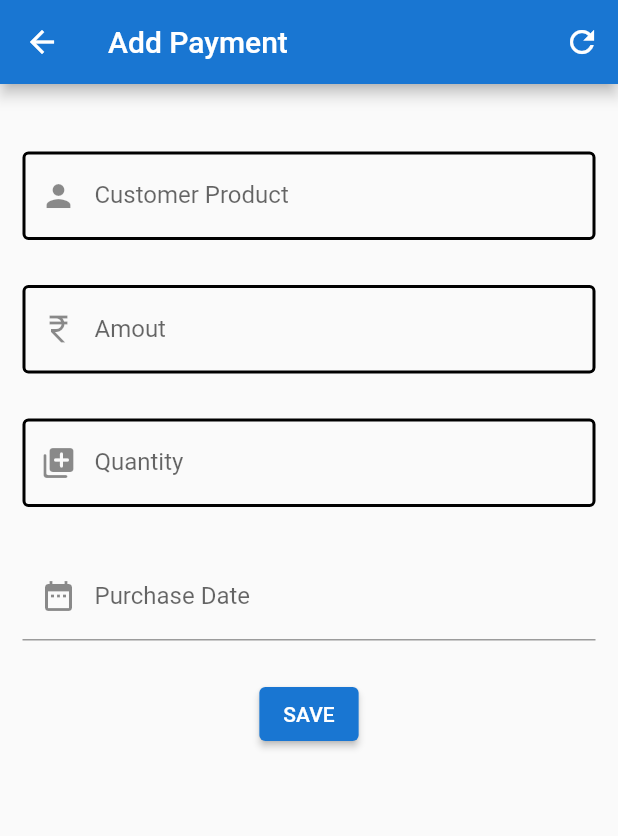
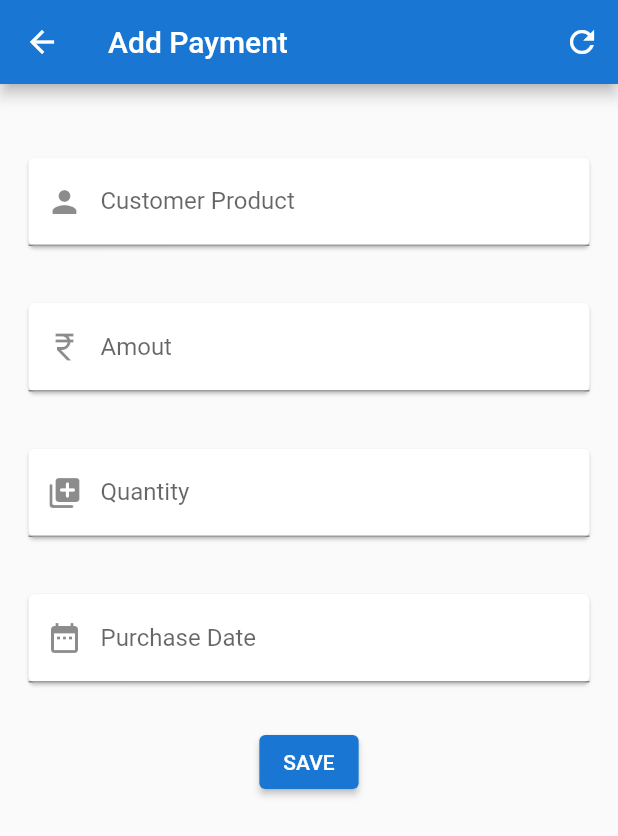
Before and after one commit to RajVirani6587/khatabook, a Flutter app: the PaymetDone_Screen screen opened by its route, on a phone screen of 412 x 824 dp. Shown: the top 836 px of the screen. Run offline on Flutter 3.47's test engine with Material 2 defaults, Android fonts, the phone set to English and light mode, and no system bars; our stand-ins replace get, sqflite, url_launcher_web; accounts and stored records are empty.

Commit message:
14/11/2022

```diff
--- a/lib/view/paynetdone_screen.dart
+++ b/lib/view/paynetdone_screen.dart
@@ -64,54 +64,44 @@ class _PaymetDone_ScreenState extends State<PaymetDone_Screen> {
                 ),
                 Padding(
                   padding: const EdgeInsets.all(15.0),
+                  child: Card(
                     child: TextField(
                       controller: txtproductname,
                       decoration: InputDecoration(
                           prefixIcon: Icon(Icons.person),
                           label: Text("Customer Product"),
-                        enabledBorder: OutlineInputBorder(
-                          borderSide: BorderSide(width: 2),
                       ),
-                        focusedBorder: OutlineInputBorder(
-                          borderSide: BorderSide(width: 2,color: Colors.blue),
-                        )
                     ),
                   ),
                 ),
                 Padding(
                   padding: const EdgeInsets.all(15.0),
+                  child: Card(
                     child: TextField(
                       controller: txtprice,
                       decoration: InputDecoration(
                           prefixIcon: Icon(Icons.currency_rupee),
                           label: Text("Amout"),
-                        enabledBorder: OutlineInputBorder(
-                          borderSide: BorderSide(width: 2),
                       ),
-                        focusedBorder: OutlineInputBorder(
-                          borderSide: BorderSide(width: 2,color: Colors.blue),
-                        )
                     ),
                   ),
                 ),
                 Padding(
                   padding: const EdgeInsets.all(15.0),
+                  child: Card(
                     child: TextField(
                       controller: txtquantity,
                       decoration: InputDecoration(
                           prefixIcon: Icon(Icons.queue_rounded),
                           label: Text("Quantity"),
-                        enabledBorder: OutlineInputBorder(
-                          borderSide: BorderSide(width: 2),
+
                       ),
-                        focusedBorder: OutlineInputBorder(
-                          borderSide: BorderSide(width: 2,color: Colors.blue),
-                        )
                     ),
                   ),
                 ),
                 Padding(
                   padding: const EdgeInsets.all(15.0),
+                  child: Card(
                     child: TextField(
                       readOnly: true,
                       onTap: () {
@@ -121,6 +111,7 @@ class _PaymetDone_ScreenState extends State<PaymetDone_Screen> {
                       decoration: InputDecoration(
                           prefixIcon: Icon(Icons.date_range),
                           label: Text("Purchase Date"),
+                      ),
                     ),
                   ),
                 ),
```
Lines whose indentation alone changed are shown as unchanged.
